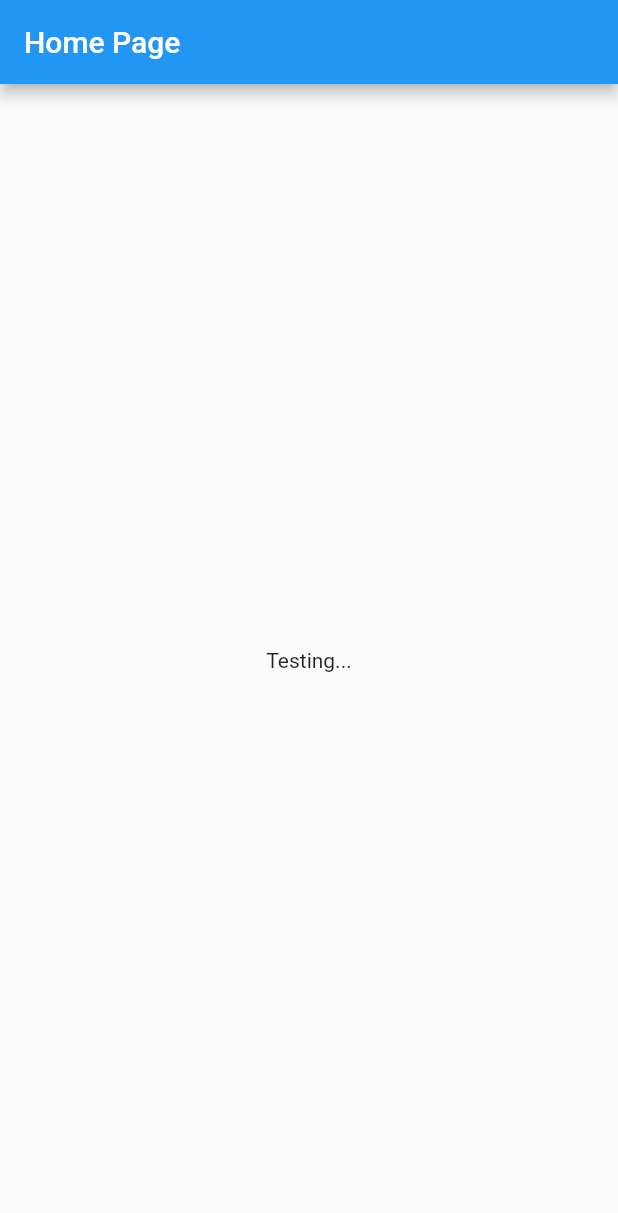
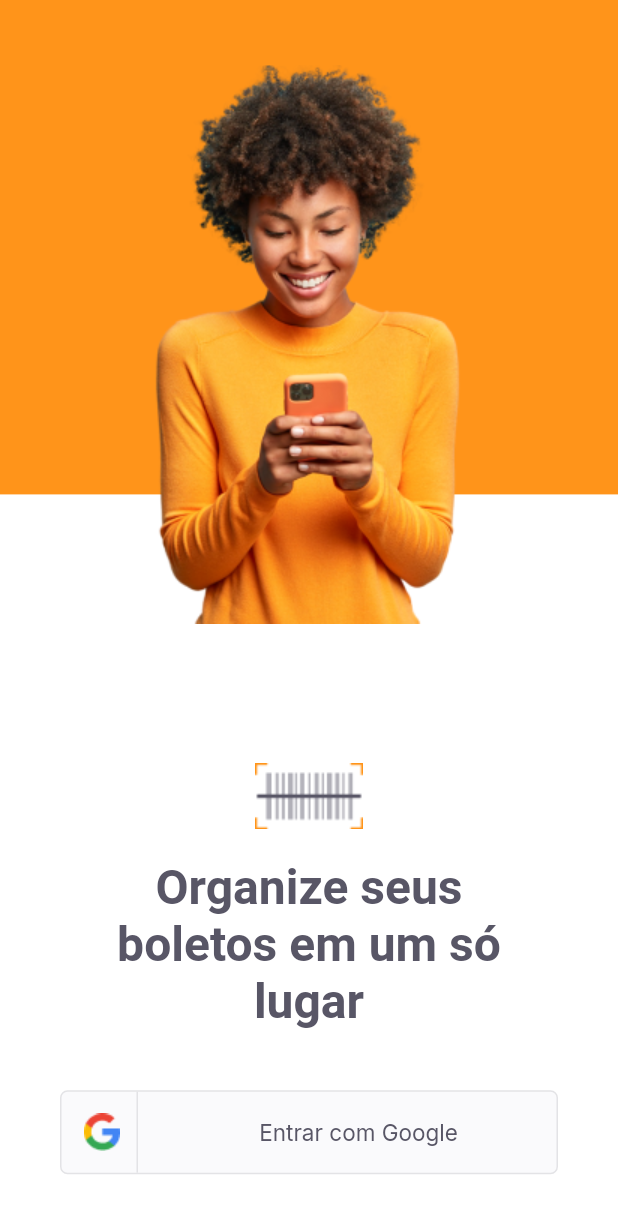
Before and after one commit to SandroMiczevski/myFirstFlutterProject, a Flutter app: the screen it shows after launch, on a phone screen of 412 x 824 dp. Shown: the top 1213 px of the screen. Run offline on Flutter 3.47's test engine with Material 2 defaults, Android fonts, the phone set to English and light mode, and no system bars; our stand-ins replace google_fonts.

Commit message:
First changes. Splash and Login pages created

```diff
--- a/lib/main.dart
+++ b/lib/main.dart
@@ -1,32 +1,27 @@
+import 'package:payflow/modules/login/login_page.dart';
+import 'package:payflow/modules/splash/splash_page.dart';
+import 'package:payflow/shared/themes/app_colors.dart';
 import 'package:flutter/material.dart';
-import 'package:provider/provider.dart';
-import 'src/models/appdata.dart';
 
-// Importing views
-import 'src/pages/homepage.dart';
+import 'modules/home/home_page.dart';
 
-/* The main file will be responsible for routing */
+void main(){
+  runApp(const AppWidget());
+}
 
-
-void main () => runApp(
-  MultiProvider(
-    providers: [
-      ChangeNotifierProvider(create: (context) => AppData()),
-    ],
-    child: const MyApp(),
-  )
-);
-
-class MyApp extends StatelessWidget{
-  const MyApp({Key? key}) : super(key: key);
+class AppWidget extends StatelessWidget {
+  const AppWidget({ Key? key }) : super(key: key);
 
   @override
   Widget build(BuildContext context) {
     return MaterialApp(
-      routes: {
-        '/': (context) => const HomePage(),
-      },
-      initialRoute: '/',
+      title: "payflow",
+      theme: ThemeData(
+        primaryColor: AppColors.primary,
+      ),
+      //home: const SplashPage(),
+      home: const LoginPage(),
+      //home: const HomePage(),
     );
   }
 }
--- /dev/null
+++ b/lib/modules/home/home_page.dart
@@ -0,0 +1,14 @@
+import 'package:flutter/material.dart';
+
+class HomePage extends StatelessWidget {
+  const HomePage({ Key? key }) : super(key: key);
+
+  @override
+  Widget build(BuildContext context) {
+    return Scaffold(
+      appBar: AppBar(
+        title: const Text("AppBar")
+      ),
+    );
+  }
+}
--- /dev/null
+++ b/lib/modules/login/login_page.dart
@@ -0,0 +1,77 @@
+import 'package:flutter/material.dart';
+import 'package:payflow/shared/themes/app_colors.dart';
+import 'package:payflow/shared/themes/app_text_styles.dart';
+import 'package:payflow/shared/themes/images.dart';
+import 'package:payflow/shared/widgets/social_login/social_login_button.dart';
+
+class LoginPage extends StatefulWidget {
+  const LoginPage({ Key? key }) : super(key: key);
+
+  @override
+  _LoginPageState createState() => _LoginPageState();
+}
+
+class _LoginPageState extends State<LoginPage> {
+  @override
+  Widget build(BuildContext context) {
+    final size = MediaQuery.of(context).size;
+
+    return Scaffold(
+      backgroundColor: AppColors.background,
+      body: Container(
+        width: size.width,
+        height: size.height,
+        child: Stack(
+          children:[
+            Container(
+              color: AppColors.primary,
+              width: size.width,
+              height: size.height * 0.4,
+            ),
+
+            Positioned(
+              top: 40,
+              left: 0,
+              right: 0,
+              child: Image.asset(AppImages.person,
+                                width: size.width * 0.46,
+                                height: size.height * 0.46),
+            ),
+
+            Positioned(
+              bottom: size.height * 0.05,
+              left: 0,
+              right: 0,
+              child: Column(
+                mainAxisAlignment: MainAxisAlignment.center,
+                crossAxisAlignment: CrossAxisAlignment.center,
+                children: [
+                  Image.asset(AppImages.logomini),
+
+                  Padding(
+                    padding: const EdgeInsets.only(top:20, left:70, right:70),
+                    child: Text("Organize seus boletos em um só lugar",
+                          textAlign: TextAlign.center,
+                          style: TextStyles.titleHome),
+                  ),
+
+                  Padding(
+                    padding: const EdgeInsets.only(left: 40, right: 40, top: 40),
+                    child: SocialLoginButton(
+                      onTap: (){
+                        print("Clicked");
+                      },
+                    ),
+                  ),
+                ],
+              ),
+            ),
+
+
+
+          ],
+        ),
+      ),
+    );
+  }
+}
--- /dev/null
+++ b/lib/modules/splash/splash_page.dart
@@ -0,0 +1,20 @@
+import 'package:payflow/shared/themes/app_colors.dart';
+import 'package:payflow/shared/themes/images.dart';
+import 'package:flutter/material.dart';
+
+class SplashPage extends StatelessWidget {
+  const SplashPage({ Key? key }) : super(key: key);
+
+  @override
+  Widget build(BuildContext context) {
+    return Scaffold(
+      backgroundColor: AppColors.background,
+      body: Stack(
+        children: [
+          Center(child:Image.asset(AppImages.union)),
+          Center(child:Image.asset(AppImages.logoFull)),
+        ],
+      ),
+    );
+  }
+}
--- /dev/null
+++ b/lib/shared/themes/app_colors.dart
@@ -0,0 +1,14 @@
+import  'package:flutter/material.dart';
+
+class AppColors{
+  static const primary = Color(0xFFFF941A);
+  static const grey = Color(0xFF585666);
+  static const delete = Color(0xFFE83F5B);
+  static const heading = Color(0xFF585666);
+  static const body = Color(0xFF706E7A);
+  static const stroke = Color(0xFFE3E3E6);
+  static const shape = Color(0xFFFAFAFC);
+  static const background = Color(0xFFFFFFFF);
+}
+
+// reference: https://github.com/rocketseat-education/nlw-06-flutter/tree/colors
--- /dev/null
+++ b/lib/shared/themes/app_text_styles.dart
@@ -0,0 +1,111 @@
+import  'package:flutter/material.dart';
+import  'package:google_fonts/google_fonts.dart';
+import  '/shared/themes/app_colors.dart';
+
+class  TextStyles {
+  static  final titleHome = GoogleFonts.lexendDeca(
+    fontSize: 32,
+    fontWeight: FontWeight.w600,
+    color: AppColors.heading,
+  );
+  static  final titleRegular = GoogleFonts.lexendDeca(
+    fontSize: 20,
+    fontWeight: FontWeight.w400,
+    color: AppColors.heading,
+  );
+  static  final titleBoldHeading = GoogleFonts.lexendDeca(
+    fontSize: 20,
+    fontWeight: FontWeight.w600,
+    color: AppColors.heading,
+  );
+  static  final titleBoldBackground = GoogleFonts.lexendDeca(
+    fontSize: 20,
+    fontWeight: FontWeight.w600,
+    color: AppColors.background,
+  );
+  static  final titleListTile = GoogleFonts.lexendDeca(
+    fontSize: 17,
+    fontWeight: FontWeight.w600,
+    color: AppColors.heading,
+  );
+  static  final trailingRegular = GoogleFonts.lexendDeca(
+    fontSize: 16,
+    fontWeight: FontWeight.w400,
+    color: AppColors.heading,
+  );
+  static  final trailingBold = GoogleFonts.lexendDeca(
+    fontSize: 16,
+    fontWeight: FontWeight.w600,
+    color: AppColors.heading,
+  );
+  static  final buttonPrimary = GoogleFonts.inter(
+    fontSize: 15,
+    fontWeight: FontWeight.w400,
+    color: AppColors.primary,
+  );
+  static  final buttonHeading = GoogleFonts.inter(
+    fontSize: 15,
+    fontWeight: FontWeight.w400,
+    color: AppColors.heading,
+  );
+  static  final buttonGray = GoogleFonts.inter(
+    fontSize: 15,
+    fontWeight: FontWeight.w400,
+    color: AppColors.grey,
+  );
+  static  final buttonBackground = GoogleFonts.inter(
+    fontSize: 15,
+    fontWeight: FontWeight.w400,
+    color: AppColors.background,
+  );
+  static  final buttonBoldPrimary = GoogleFonts.inter(
+    fontSize: 15,
+    fontWeight: FontWeight.w700,
+    color: AppColors.primary,
+  );
+  static  final buttonBoldHeading = GoogleFonts.inter(
+    fontSize: 15,
+    fontWeight: FontWeight.w700,
+    color: AppColors.heading,
+  );
+  static  final buttonBoldGray = GoogleFonts.inter(
+    fontSize: 15,
+    fontWeight: FontWeight.w700,
+    color: AppColors.grey
+  );
+  static  final buttonBoldBackground = GoogleFonts.inter(
+    fontSize: 15,
+    fontWeight: FontWeight.w700,
+    color: AppColors.background,
+  );
+  static  final captionBackground = GoogleFonts.lexendDeca(
+    fontSize: 13,
+    fontWeight: FontWeight.w400,
+    color: AppColors.background,
+  );
+  static  final captionShape = GoogleFonts.lexendDeca(
+    fontSize: 13,
+    fontWeight: FontWeight.w400,
+    color: AppColors.shape,
+  );
+  static  final captionBody = GoogleFonts.lexendDeca(
+    fontSize: 13,
+    fontWeight: FontWeight.w400,
+    color: AppColors.body,
+  );
+  static  final captionBoldBackground = GoogleFonts.lexendDeca(
+    fontSize: 13,
+    fontWeight: FontWeight.w600,
+    color: AppColors.background,
+  );
+  static  final captionBoldShape = GoogleFonts.lexendDeca(
+    fontSize: 13,
+    fontWeight: FontWeight.w600,
+    color: AppColors.shape,
+  );
+  static  final captionBoldBody = GoogleFonts.lexendDeca(
+    fontSize: 13,
+    fontWeight: FontWeight.w600,
+    color: AppColors.body,
+  );
+}
--- /dev/null
+++ b/lib/shared/themes/images.dart
@@ -0,0 +1,8 @@
+
+class  AppImages {
+static const logoFull = "assets/images/logofull.png";
+static const logomini = "assets/images/logomini.png";
+static const union = "assets/images/union.png";
+static const person = "assets/images/person.png";
+static const google = "assets/images/google.png";
+}
--- /dev/null
+++ b/lib/shared/widgets/social_login/social_login_button.dart
@@ -0,0 +1,54 @@
+import 'package:flutter/material.dart';
+import 'package:payflow/shared/themes/app_colors.dart';
+import 'package:payflow/shared/themes/app_text_styles.dart';
+import 'package:payflow/shared/themes/images.dart';
+
+class SocialLoginButton extends StatelessWidget {
+  final VoidCallback onTap;
+
+  const SocialLoginButton({ Key? key, required this.onTap }) : super(key: key);
+
+  @override
+  Widget build(BuildContext context) {
+    return InkWell(
+      onTap: onTap,
+      child: Container(
+        height: 56,
+        decoration: BoxDecoration(
+          color:AppColors.shape,
+          borderRadius: BorderRadius.circular(5),
+          border: const Border.fromBorderSide(BorderSide(color: AppColors.stroke))
+        ),
+        child: Row(
+          children: [
+            Expanded(
+              flex:1,
+              child: Row(
+                mainAxisAlignment: MainAxisAlignment.center,
+                children: [
+                  Image.asset(AppImages.google),
+                  const SizedBox(width: 11),
+                  Container(height: 56,
+                            width: 1,
+                            color: AppColors.stroke)
+                ],
+              )
+            ),
+
+            Expanded(
+              flex: 4,
+              child: Row(
+                mainAxisAlignment: MainAxisAlignment.center,
+                children: [
+                  Text("Entrar com Google", style: TextStyles.buttonGray),
+                ],
+              ),
+            ),
+
+            //Expanded(child:Container()),
+          ],
+        )
+      ),
+    );
+  }
+}
--- a/lib/src/models/appdata.dart
+++ /dev/null
@@ -1,11 +0,0 @@
-import 'package:flutter/material.dart';
-
-class AppData with ChangeNotifier{
-  var data = [];
-
-  void setData(newData){
-    data = newData;
-    notifyListeners();
-  }
-
-}
--- a/lib/src/pages/homepage.dart
+++ /dev/null
@@ -1,17 +0,0 @@
-import 'package:flutter/material.dart';
-
-class HomePage extends StatelessWidget{
-  const HomePage ({Key? key}) : super(key: key);
-
-  @override
-  Widget build (BuildContext context){
-    return Scaffold(
-      appBar: AppBar(
-        title: const Text('Home Page'),
-      ),
-      body: const Center(
-        child: Text("Testing..."),
-      ),
-    );
-  }
-}
```
Also changed, not shown: pubspec.yaml (+5 -6 lines), assets/images/google.png (added), assets/images/logofull.png (added), assets/images/logomini.png (added), assets/images/person.png (added), assets/images/union.png (added), 2 other files.
